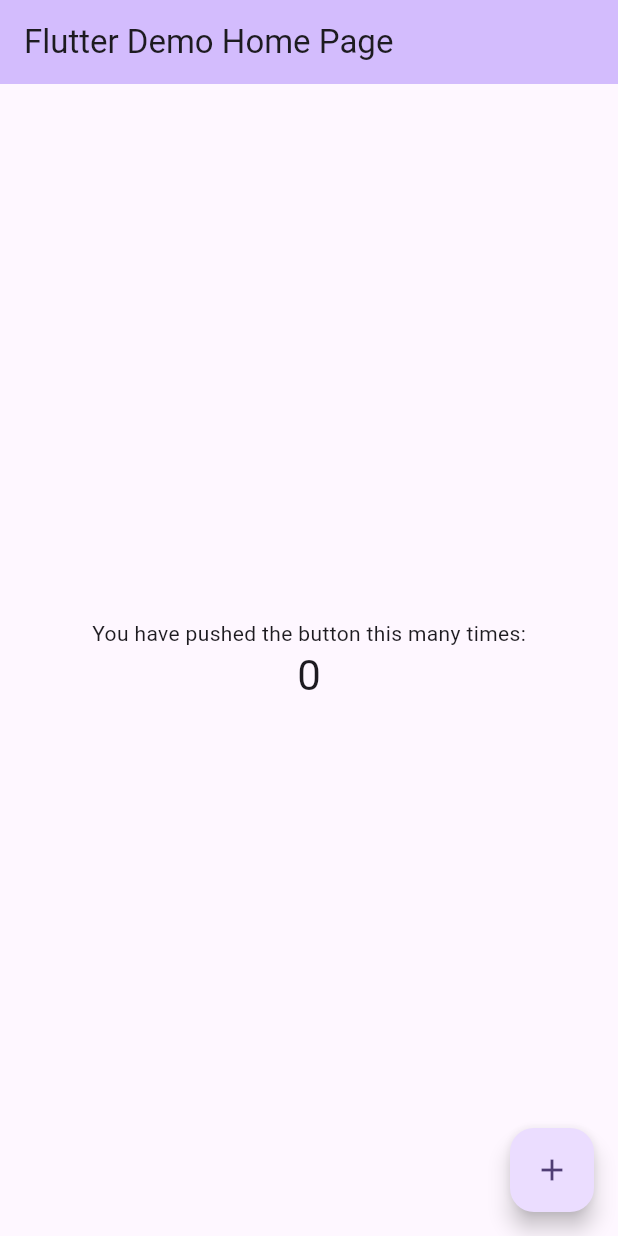
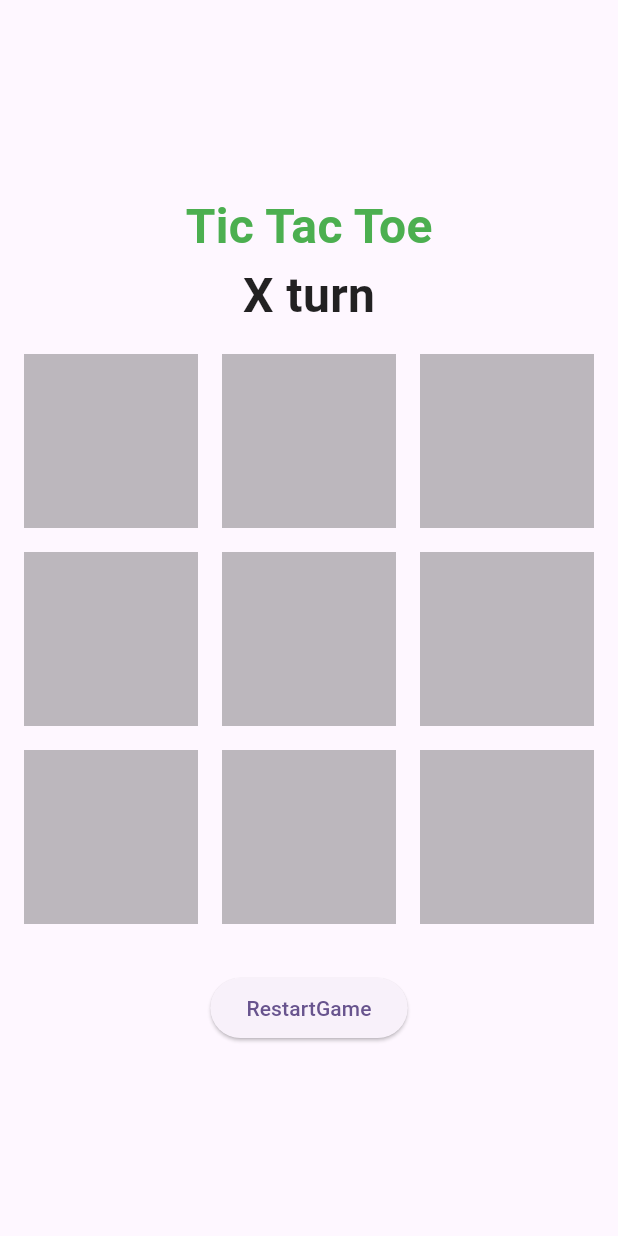
Before and after one commit to henriquesimon/tic_tac_toe, a Flutter app: the screen it shows after launch, on a phone screen of 412 x 824 dp. Run offline on Flutter 3.47's test engine with Material 3 defaults, Android fonts, the phone set to English and light mode, and no system bars.

Commit message:
game_screen modified

```diff
--- a/lib/main.dart
+++ b/lib/main.dart
@@ -1,11 +1,12 @@
 import 'package:flutter/material.dart';
+import 'screens/game_screen.dart';
 
 void main() {
-  runApp(const MyApp());
+  runApp(const MyGame());
 }
 
-class MyApp extends StatelessWidget {
-  const MyApp({super.key});
+class MyGame extends StatelessWidget {
+  const MyGame({super.key});
 
   // This widget is the root of your application.
   @override
@@ -13,113 +14,10 @@ class MyApp extends StatelessWidget {
     return MaterialApp(
       title: 'Flutter Demo',
       theme: ThemeData(
-        // This is the theme of your application.
-        //
-        // TRY THIS: Try running your application with "flutter run". You'll see
-        // the application has a purple toolbar. Then, without quitting the app,
-        // try changing the seedColor in the colorScheme below to Colors.green
-        // and then invoke "hot reload" (save your changes or press the "hot
-        // reload" button in a Flutter-supported IDE, or press "r" if you used
-        // the command line to start the app).
-        //
-        // Notice that the counter didn't reset back to zero; the application
-        // state is not lost during the reload. To reset the state, use hot
-        // restart instead.
-        //
-        // This works for code too, not just values: Most code changes can be
-        // tested with just a hot reload.
         colorScheme: ColorScheme.fromSeed(seedColor: Colors.deepPurple),
         useMaterial3: true,
       ),
-      home: const MyHomePage(title: 'Flutter Demo Home Page'),
+      home: GameScreen()
     );
   }
 }
-
-class MyHomePage extends StatefulWidget {
-  const MyHomePage({super.key, required this.title});
-
-  // This widget is the home page of your application. It is stateful, meaning
-  // that it has a State object (defined below) that contains fields that affect
-  // how it looks.
-
-  // This class is the configuration for the state. It holds the values (in this
-  // case the title) provided by the parent (in this case the App widget) and
-  // used by the build method of the State. Fields in a Widget subclass are
-  // always marked "final".
-
-  final String title;
-
-  @override
-  State<MyHomePage> createState() => _MyHomePageState();
-}
-
-class _MyHomePageState extends State<MyHomePage> {
-  int _counter = 0;
-
-  void _incrementCounter() {
-    setState(() {
-      // This call to setState tells the Flutter framework that something has
-      // changed in this State, which causes it to rerun the build method below
-      // so that the display can reflect the updated values. If we changed
-      // _counter without calling setState(), then the build method would not be
-      // called again, and so nothing would appear to happen.
-      _counter++;
-    });
-  }
-
-  @override
-  Widget build(BuildContext context) {
-    // This method is rerun every time setState is called, for instance as done
-    // by the _incrementCounter method above.
-    //
-    // The Flutter framework has been optimized to make rerunning build methods
-    // fast, so that you can just rebuild anything that needs updating rather
-    // than having to individually change instances of widgets.
-    return Scaffold(
-      appBar: AppBar(
-        // TRY THIS: Try changing the color here to a specific color (to
-        // Colors.amber, perhaps?) and trigger a hot reload to see the AppBar
-        // change color while the other colors stay the same.
-        backgroundColor: Theme.of(context).colorScheme.inversePrimary,
-        // Here we take the value from the MyHomePage object that was created by
-        // the App.build method, and use it to set our appbar title.
-        title: Text(widget.title),
-      ),
-      body: Center(
-        // Center is a layout widget. It takes a single child and positions it
-        // in the middle of the parent.
-        child: Column(
-          // Column is also a layout widget. It takes a list of children and
-          // arranges them vertically. By default, it sizes itself to fit its
-          // children horizontally, and tries to be as tall as its parent.
-          //
-          // Column has various properties to control how it sizes itself and
-          // how it positions its children. Here we use mainAxisAlignment to
-          // center the children vertically; the main axis here is the vertical
-          // axis because Columns are vertical (the cross axis would be
-          // horizontal).
-          //
-          // TRY THIS: Invoke "debug painting" (choose the "Toggle Debug Paint"
-          // action in the IDE, or press "p" in the console), to see the
-          // wireframe for each widget.
-          mainAxisAlignment: MainAxisAlignment.center,
-          children: <Widget>[
-            const Text(
-              'You have pushed the button this many times:',
-            ),
-            Text(
-              '$_counter',
-              style: Theme.of(context).textTheme.headlineMedium,
-            ),
-          ],
-        ),
-      ),
-      floatingActionButton: FloatingActionButton(
-        onPressed: _incrementCounter,
-        tooltip: 'Increment',
-        child: const Icon(Icons.add),
-      ), // This trailing comma makes auto-formatting nicer for build methods.
-    );
-  }
-}
--- /dev/null
+++ b/lib/screens/game_screen.dart
@@ -0,0 +1,187 @@
+import 'package:flutter/material.dart';
+
+class GameScreen extends StatefulWidget {
+  @override
+  State<GameScreen> createState() => _GameScreenState();
+}
+
+class _GameScreenState extends State<GameScreen> {
+  static const String player1 = 'X';
+  static const String player2 = 'O';
+
+  late String currentPlayer;
+  late bool gameEnd;
+  late List<String> occupied;
+
+  @override
+  void initState() {
+    initializeGame();
+    super.initState();
+  }
+
+  void initializeGame() {
+    currentPlayer = player1;
+    gameEnd = false;
+    occupied = ["", "", "", "", "", "", "", "", ""];
+  }
+
+  @override
+  Widget build(BuildContext context) {
+    return Scaffold(
+      body: Center(
+        child: Column(
+          mainAxisAlignment: MainAxisAlignment.center,
+          children: [
+            _headerText(),
+            _gameContainter(),
+            _restartButton(),
+          ],
+        ),
+      ),
+    );
+  }
+
+  Widget _headerText() {
+    return Column(
+      children: [
+        const Text(
+          'Tic Tac Toe',
+          style: TextStyle(
+            color: Colors.green,
+            fontSize: 32,
+            fontWeight: FontWeight.bold,
+          ),
+        ),
+        Text(
+          "$currentPlayer turn",
+          style: const TextStyle(
+            color: Colors.black87,
+            fontSize: 32,
+            fontWeight: FontWeight.bold,
+          ),
+        ),
+      ],
+    );
+  }
+
+  Widget _gameContainter() {
+    return Container(
+      height: MediaQuery.of(context).size.height / 2,
+      width: MediaQuery.of(context).size.height / 2,
+      margin: const EdgeInsets.all(8),
+      child: GridView.builder(
+          gridDelegate: const SliverGridDelegateWithFixedCrossAxisCount(
+              crossAxisCount: 3),
+          itemCount: 9,
+          itemBuilder: (context, int index) {
+            return _box(index);
+          }),
+    );
+  }
+
+  Widget _box(int index) {
+    return InkWell(
+      onTap: () {
+        if (gameEnd || occupied[index].isNotEmpty) {
+          return;
+        }
+        setState(() {
+          occupied[index] = currentPlayer;
+          changeTurn();
+          winnerCheck();
+          checkForDraw();
+        });
+      },
+      child: Container(
+        color: occupied[index].isEmpty
+            ? Colors.black26
+            : occupied[index] == player1
+                ? Colors.blue
+                : Colors.orange,
+        margin: const EdgeInsets.all(8),
+        child: Center(
+            child: Text(
+          occupied[index],
+          style: const TextStyle(fontSize: 50),
+        )),
+      ),
+    );
+  }
+
+  changeTurn() {
+    if (currentPlayer == player1) {
+      currentPlayer = player2;
+    } else {
+      currentPlayer = player1;
+    }
+  }
+
+  winnerCheck() {
+    List<List<int>> winningList = [
+      [0, 1, 2],
+      [3, 4, 5],
+      [6, 7, 8],
+      [0, 3, 6],
+      [1, 4, 7],
+      [2, 5, 8],
+      [0, 4, 8],
+      [2, 4, 6],
+    ];
+
+    for (var winningPos in winningList) {
+      String playerPosition0 = occupied[winningPos[0]];
+      String playerPosition1 = occupied[winningPos[1]];
+      String playerPosition2 = occupied[winningPos[2]];
+
+      if (playerPosition0.isNotEmpty) {
+        if (playerPosition0 == playerPosition1 &&
+            playerPosition0 == playerPosition2) {
+          showGameOverMessage("Player $playerPosition0 Won!");
+          gameEnd = true;
+          return;
+        }
+      }
+    }
+  }
+
+  showGameOverMessage(String message) {
+    ScaffoldMessenger.of(context).showSnackBar(
+      SnackBar(
+          backgroundColor: Colors.green,
+          content: Text(
+            "Game Over \n $message",
+            textAlign: TextAlign.center,
+            style: const TextStyle(
+              fontSize: 20,
+            ),
+          )),
+    );
+  }
+
+  _restartButton() {
+    return ElevatedButton(
+        onPressed: () {
+          setState(() {
+            initializeGame();
+          });
+        },
+        child: const Text("RestartGame"));
+  }
+
+  checkForDraw() {
+    if (gameEnd) {
+      return;
+    }
+    bool draw = true;
+    for (var occupiedPlayer in occupied) {
+      if (occupiedPlayer.isEmpty) {
+        draw = false;
+      }
+    }
+
+    if (draw) {
+      showGameOverMessage("Draw");
+      gameEnd = true;
+    }
+  }
+}
```
